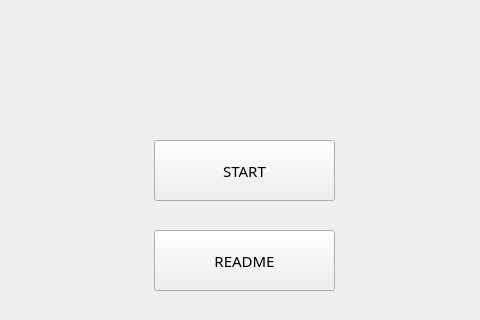
anlowee/TankGame, file TankGame/mainwindow.ui: the form before one commit; both pictures show x 86 to 566 and y 0 to 320 of the 662 by 488 pixel window.
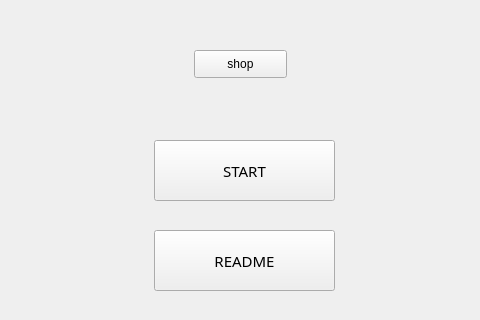
The form after the commit. Icons and pictures are not drawn.

Patch:
```diff
--- a/TankGame/mainwindow.ui
+++ b/TankGame/mainwindow.ui
@@ -95,6 +95,19 @@
      <string>HIGH</string>
     </property>
    </widget>
+   <widget class="QPushButton" name="shopButton">
+    <property name="geometry">
+     <rect>
+      <x>280</x>
+      <y>50</y>
+      <width>93</width>
+      <height>28</height>
+     </rect>
+    </property>
+    <property name="text">
+     <string>shop</string>
+    </property>
+   </widget>
   </widget>
  </widget>
  <layoutdefault spacing="6" margin="11"/>
```
